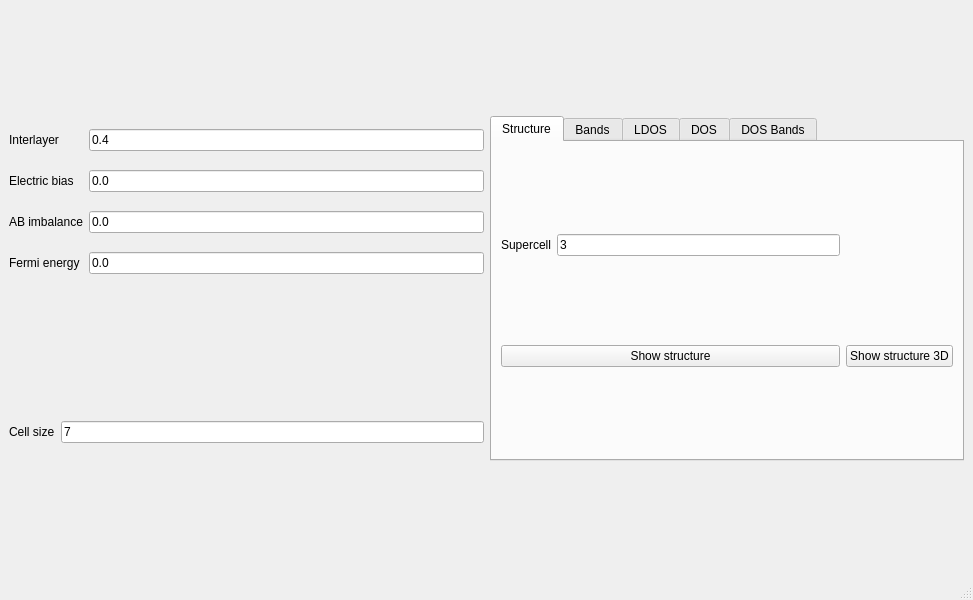
The window that development/interface-pyqt/tbg/interface.ui (joselado/quantum-honeycomp) describes before a commit, drawn with Qt 5.
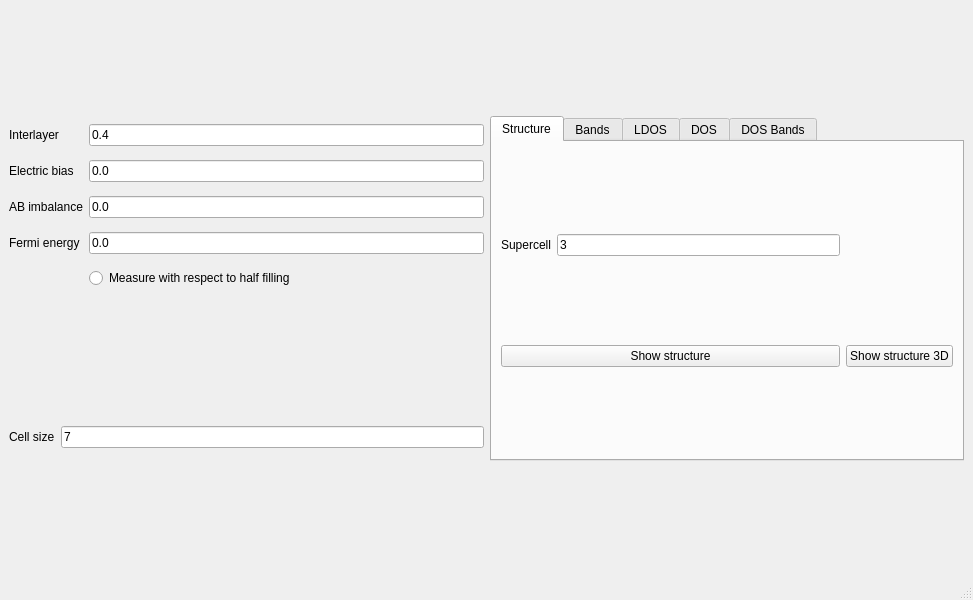
The same window after the commit.

```diff
--- a/development/interface-pyqt/tbg/interface.ui
+++ b/development/interface-pyqt/tbg/interface.ui
@@ -73,6 +73,13 @@
         </property>
        </widget>
       </item>
+      <item row="4" column="1">
+       <widget class="QRadioButton" name="set_half_filling">
+        <property name="text">
+         <string>Measure with respect to half filling</string>
+        </property>
+       </widget>
+      </item>
      </layout>
     </item>
     <item row="0" column="1" rowspan="2">
```
